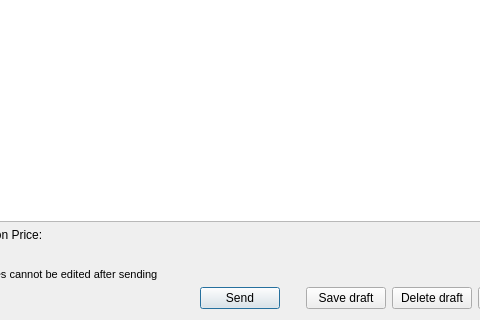
The window that src/qt/forms/offerdetailseditor.ui (ivansib/sibcoin-old) describes before a commit, drawn with Qt 5; both pictures show x 178 to 658 and y 464 to 784 of the 747 by 784 pixel window.
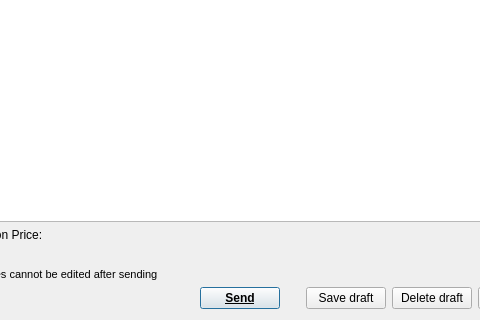
The same window after the commit. Custom widgets are drawn as their Qt base class.

```diff
--- a/src/qt/forms/offerdetailseditor.ui
+++ b/src/qt/forms/offerdetailseditor.ui
@@ -386,6 +386,13 @@
      </item>
      <item>
       <widget class="QPushButton" name="btnSend">
+       <property name="font">
+        <font>
+         <weight>75</weight>
+         <bold>true</bold>
+         <underline>true</underline>
+        </font>
+       </property>
        <property name="text">
         <string>Send</string>
        </property>
```
